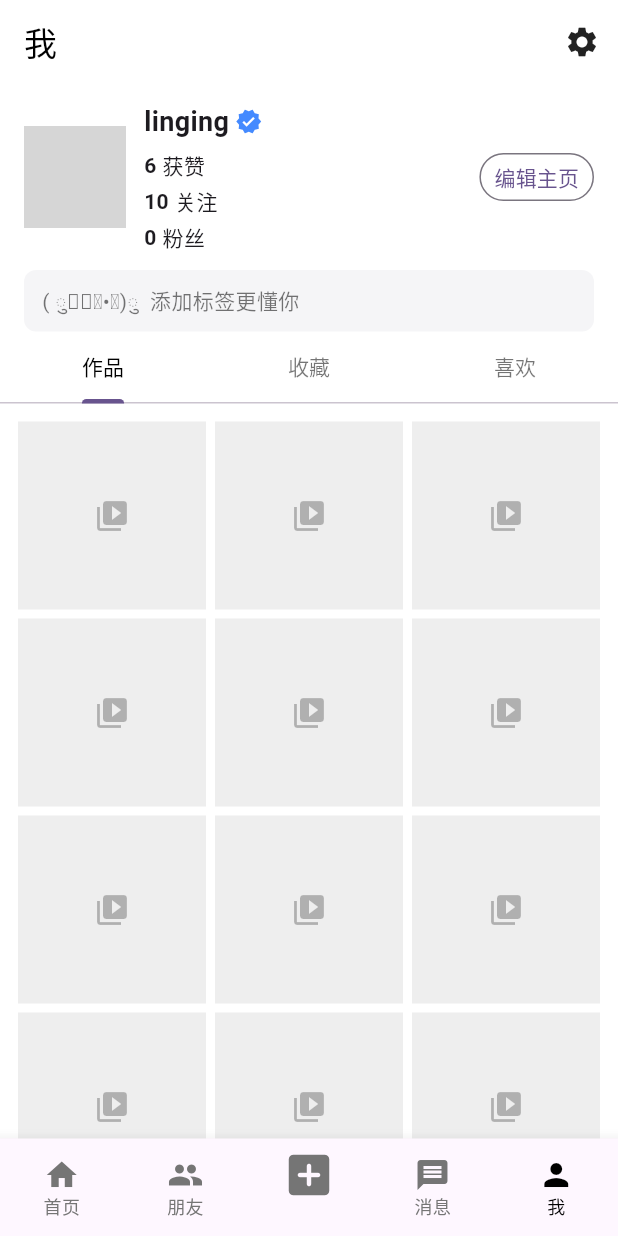
After one commit to lingxiao001/Dou-demo, a Flutter app: the screen it shows after launch, item 5 of the bottom bar chosen, after a tap on the "add" icon, on a phone screen of 412 x 824 dp. The commit adds this screen. Run offline on Flutter 3.47's test engine with Material 3 defaults, Android fonts, the phone set to English and light mode, and no system bars; our stand-ins replace image_picker, permission_handler, shared_preferences, video_player; missing offline and left inert: dart:html, file_selector, video_thumbnail; network calls fail; grey boxes are pictures that could not be loaded.

Commit message:
增加‘我的’界面 和 更换头像功能

```diff
--- /dev/null
+++ b/lib/common/services/user_prefs_service.dart
@@ -0,0 +1,33 @@
+import 'dart:io';
+import 'package:path/path.dart' as p;
+import 'package:path_provider/path_provider.dart';
+import 'package:shared_preferences/shared_preferences.dart';
+
+class UserPrefsService {
+  static const _kId = 'user_id';
+  static const _kNickname = 'user_nickname';
+  static const _kAvatarPath = 'user_avatar_path';
+
+  Future<Map<String, String>> load() async {
+    final sp = await SharedPreferences.getInstance();
+    final id = sp.getString(_kId) ?? 'me';
+    final nickname = sp.getString(_kNickname) ?? 'linging';
+    final avatar = sp.getString(_kAvatarPath) ?? '';
+    return {'id': id, 'nickname': nickname, 'avatar': avatar};
+  }
+
+  Future<void> saveNickname(String nickname) async {
+    final sp = await SharedPreferences.getInstance();
+    await sp.setString(_kNickname, nickname);
+  }
+
+  Future<String> saveAvatarFile(File file) async {
+    final dir = await getApplicationSupportDirectory();
+    final dst = File(p.join(dir.path, 'profile_avatar.jpg'));
+    await dst.writeAsBytes(await file.readAsBytes());
+    final path = 'file://${dst.path}';
+    final sp = await SharedPreferences.getInstance();
+    await sp.setString(_kAvatarPath, path);
+    return path;
+  }
+}
--- a/lib/features/feed/views/feed_screen.dart
+++ b/lib/features/feed/views/feed_screen.dart
@@ -1,4 +1,5 @@
 import 'package:douyin_demo/features/feed/views/feed_grid_screen.dart';
+import 'package:douyin_demo/features/profile/views/profile_screen.dart' as douyin_profile;
 import 'package:flutter/material.dart';
 
 class FeedScreen extends StatefulWidget {
@@ -10,6 +11,7 @@ class FeedScreen extends StatefulWidget {
 
 class _FeedScreenState extends State<FeedScreen> with SingleTickerProviderStateMixin {
   late final TabController _tabController;
+  int _bottomIndex = 0;
 
   final List<String> _tabs = ["热点", "直播", "精选", "团购", "经"];
 
@@ -27,8 +29,10 @@ class _FeedScreenState extends State<FeedScreen> with SingleTickerProviderStateM
 
   @override
   Widget build(BuildContext context) {
-    return Scaffold(
-      appBar: AppBar(
+    Widget body;
+    PreferredSizeWidget? appBar;
+    if (_bottomIndex == 0) {
+      appBar = AppBar(
         title: TabBar(
           controller: _tabController,
           isScrollable: true,
@@ -45,17 +49,26 @@ class _FeedScreenState extends State<FeedScreen> with SingleTickerProviderStateM
             onPressed: () {},
           ),
         ],
-      ),
-      body: TabBarView(
+      );
+      body = TabBarView(
         controller: _tabController,
-        children: [
-          const Center(child: Text("热点内容")),
-          const Center(child: Text("直播内容")),
-          const FeedGridScreen(), // Our main feed content
-          const Center(child: Text("团购内容")),
-          const Center(child: Text("经内容")),
+        children: const [
+          Center(child: Text("热点内容")),
+          Center(child: Text("直播内容")),
+          FeedGridScreen(),
+          Center(child: Text("团购内容")),
+          Center(child: Text("经内容")),
         ],
-      ),
+      );
+    } else if (_bottomIndex == 4) {
+      body = const SizedBox.expand(child: douyin_profile.ProfileScreen());
+    } else {
+      body = const Center(child: Text('暂未实现'));
+    }
+
+    return Scaffold(
+      appBar: appBar,
+      body: body,
       bottomNavigationBar: BottomNavigationBar(
         items: const <BottomNavigationBarItem>[
           BottomNavigationBarItem(
@@ -79,7 +92,7 @@ class _FeedScreenState extends State<FeedScreen> with SingleTickerProviderStateM
             label: '我',
           ),
         ],
-        currentIndex: 0,
+        currentIndex: _bottomIndex,
         selectedItemColor: Colors.black,
         unselectedItemColor: Colors.grey.shade600,
         type: BottomNavigationBarType.fixed,
@@ -87,6 +100,11 @@ class _FeedScreenState extends State<FeedScreen> with SingleTickerProviderStateM
         showUnselectedLabels: true,
         selectedFontSize: 12,
         unselectedFontSize: 12,
+        onTap: (i) {
+          setState(() {
+            _bottomIndex = i;
+          });
+        },
       ),
     );
   }
--- /dev/null
+++ b/lib/features/profile/views/profile_screen.dart
@@ -0,0 +1,238 @@
+import 'dart:io';
+import 'package:flutter/foundation.dart';
+import 'package:douyin_demo/common/services/user_prefs_service.dart';
+import 'package:flutter/material.dart';
+import 'package:image_picker/image_picker.dart';
+import 'package:file_selector/file_selector.dart';
+import 'package:permission_handler/permission_handler.dart';
+import 'package:flutter/services.dart' show MissingPluginException;
+
+class ProfileScreen extends StatefulWidget {
+  const ProfileScreen({super.key});
+
+  @override
+  State<ProfileScreen> createState() => _ProfileScreenState();
+}
+
+class _ProfileScreenState extends State<ProfileScreen> with SingleTickerProviderStateMixin {
+  final _prefs = UserPrefsService();
+  String _nickname = '';
+  String _avatarPath = '';
+  late final TabController _tabController;
+
+  @override
+  void initState() {
+    super.initState();
+    _tabController = TabController(length: 3, vsync: this);
+    _load();
+  }
+
+  Future<void> _load() async {
+    final m = await _prefs.load();
+    setState(() {
+      _nickname = m['nickname'] ?? 'linging';
+      _avatarPath = m['avatar'] ?? '';
+    });
+  }
+
+  ImageProvider _avatarProvider() {
+    if (_avatarPath.startsWith('file://')) {
+      return FileImage(File(_avatarPath.replaceFirst('file://', '')));
+    }
+    return NetworkImage(_avatarPath.isNotEmpty
+        ? _avatarPath
+        : 'https://picsum.photos/seed/me/200');
+  }
+
+  Future<void> _pickAvatar() async {
+    try {
+      if (kIsWeb || Platform.isAndroid || Platform.isIOS || Platform.isMacOS) {
+        if (Platform.isAndroid) {
+          try {
+            final status = await Permission.storage.request();
+            if (!status.isGranted) {
+              // 不中断流程，交由 image_picker 处理或系统 Photo Picker 弹窗
+            }
+          } on MissingPluginException {
+            // 插件未注册时忽略，直接尝试打开图库
+          } catch (_) {
+            // 其它异常忽略，直接尝试打开图库
+          }
+        }
+        final picker = ImagePicker();
+        final picked = await picker.pickImage(source: ImageSource.gallery, imageQuality: 85);
+        if (picked == null) return;
+        final path = await _prefs.saveAvatarFile(File(picked.path));
+        setState(() {
+          _avatarPath = path;
+        });
+      } else {
+        final group = const XTypeGroup(label: 'images', extensions: ['jpg', 'jpeg', 'png']);
+        final xf = await openFile(acceptedTypeGroups: [group]);
+        if (xf == null) return;
+        final path = await _prefs.saveAvatarFile(File(xf.path));
+        setState(() {
+          _avatarPath = path;
+        });
+      }
+      if (!mounted) return;
+      ScaffoldMessenger.of(context).showSnackBar(const SnackBar(content: Text('头像已更新')));
+    } catch (e) {
+      if (!mounted) return;
+      ScaffoldMessenger.of(context).showSnackBar(SnackBar(content: Text('更换头像失败: $e')));
+    }
+  }
+
+  Future<void> _editNickname() async {
+    final controller = TextEditingController(text: _nickname);
+    final newName = await showDialog<String>(
+      context: context,
+      builder: (context) {
+        return AlertDialog(
+          title: const Text('编辑昵称'),
+          content: TextField(controller: controller, maxLength: 20),
+          actions: [
+            TextButton(onPressed: () => Navigator.pop(context), child: const Text('取消')),
+            TextButton(onPressed: () => Navigator.pop(context, controller.text.trim()), child: const Text('保存')),
+          ],
+        );
+      },
+    );
+    if (newName != null && newName.isNotEmpty) {
+      await _prefs.saveNickname(newName);
+      setState(() {
+        _nickname = newName;
+      });
+    }
+  }
+
+  @override
+  Widget build(BuildContext context) {
+    return Scaffold(
+      backgroundColor: Colors.white,
+      appBar: AppBar(
+        elevation: 0,
+        backgroundColor: Colors.white,
+        title: const Text('我', style: TextStyle(color: Colors.black)),
+        actions: [
+          IconButton(onPressed: () {}, icon: const Icon(Icons.settings, color: Colors.black87)),
+        ],
+      ),
+      body: CustomScrollView(
+        slivers: [
+          SliverToBoxAdapter(
+            child: Padding(
+              padding: const EdgeInsets.symmetric(horizontal: 16, vertical: 12),
+              child: Row(
+                children: [
+                  Stack(
+                    children: [
+                      CircleAvatar(radius: 34, backgroundImage: _avatarProvider()),
+                      Positioned(
+                        right: 0,
+                        bottom: 0,
+                        child: InkWell(
+                          onTap: _pickAvatar,
+                          child: Container(
+                            decoration: BoxDecoration(color: Colors.black, borderRadius: BorderRadius.circular(12)),
+                            padding: const EdgeInsets.all(4),
+                            child: const Icon(Icons.add, color: Colors.white, size: 16),
+                          ),
+                        ),
+                      ),
+                    ],
+                  ),
+                  const SizedBox(width: 12),
+                  Flexible(
+                    child: Column(
+                      crossAxisAlignment: CrossAxisAlignment.start,
+                      children: [
+                        Row(
+                          children: [
+                            Text(_nickname, style: const TextStyle(fontSize: 18, fontWeight: FontWeight.bold)),
+                            const SizedBox(width: 4),
+                            const Icon(Icons.verified, color: Colors.blueAccent, size: 18),
+                          ],
+                        ),
+                        const SizedBox(height: 6),
+                        const Wrap(
+                          spacing: 16,
+                          runSpacing: 4,
+                          children: [
+                            _StatItem(label: '获赞', value: '6'),
+                            _StatItem(label: '关注', value: '10'),
+                            _StatItem(label: '粉丝', value: '0'),
+                          ],
+                        ),
+                      ],
+                    ),
+                  ),
+                  SizedBox(
+                    height: 32,
+                    child: OutlinedButton(
+                      onPressed: _editNickname,
+                      style: OutlinedButton.styleFrom(minimumSize: const Size(0, 32), padding: const EdgeInsets.symmetric(horizontal: 10)),
+                      child: const Text('编辑主页'),
+                    ),
+                  ),
+                ],
+              ),
+            ),
+          ),
+          SliverToBoxAdapter(
+            child: Container(
+              margin: const EdgeInsets.symmetric(horizontal: 16),
+              padding: const EdgeInsets.symmetric(horizontal: 12, vertical: 10),
+              decoration: BoxDecoration(color: const Color(0xFFF5F5F7), borderRadius: BorderRadius.circular(8)),
+              child: const Text('( ु•͈ᴗ•͈)ु  添加标签更懂你', style: TextStyle(color: Colors.black54)),
+            ),
+          ),
+          SliverToBoxAdapter(
+            child: TabBar(
+              controller: _tabController,
+              labelColor: Colors.black,
+              unselectedLabelColor: Colors.black54,
+              tabs: const [Tab(text: '作品'), Tab(text: '收藏'), Tab(text: '喜欢')],
+            ),
+          ),
+          SliverFillRemaining(
+            child: TabBarView(
+              controller: _tabController,
+              children: const [
+                _GridPlaceholder(),
+                _GridPlaceholder(),
+                _GridPlaceholder(),
+              ],
+            ),
+          ),
+        ],
+      ),
+    );
+  }
+}
+
+class _StatItem extends StatelessWidget {
+  final String label;
+  final String value;
+  const _StatItem({required this.label, required this.value});
+
+  @override
+  Widget build(BuildContext context) {
+    return Row(children: [Text(value, style: const TextStyle(fontWeight: FontWeight.bold)), const SizedBox(width: 4), Text(label)]);
+  }
+}
+
+class _GridPlaceholder extends StatelessWidget {
+  const _GridPlaceholder();
+  @override
+  Widget build(BuildContext context) {
+    return GridView.builder(
+      padding: const EdgeInsets.all(12),
+      gridDelegate: const SliverGridDelegateWithFixedCrossAxisCount(crossAxisCount: 3, mainAxisSpacing: 6, crossAxisSpacing: 6),
+      itemCount: 12,
+      itemBuilder: (_, i) {
+        return Container(color: Colors.grey.shade200, child: const Icon(Icons.video_collection, color: Colors.black26));
+      },
+    );
+  }
+}
--- a/pubspec.yaml
+++ b/pubspec.yaml
@@ -38,6 +38,10 @@ dependencies:
   video_thumbnail: ^0.5.3
   video_player: ^2.9.2
   path: ^1.9.1
+  shared_preferences: ^2.3.2
+  image_picker: ^1.1.2
+  file_selector: ^1.0.3
+  permission_handler: ^11.3.1
 
 dev_dependencies:
   flutter_test:
```
Also changed, not shown: pubspec.lock, 4 other files.
